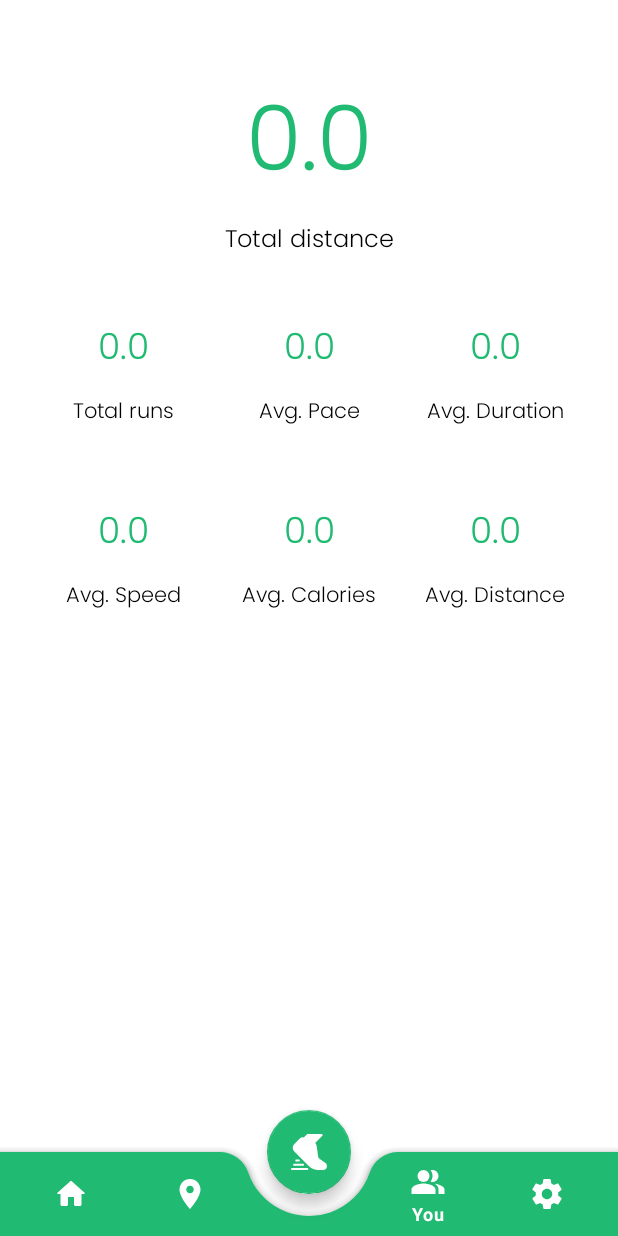
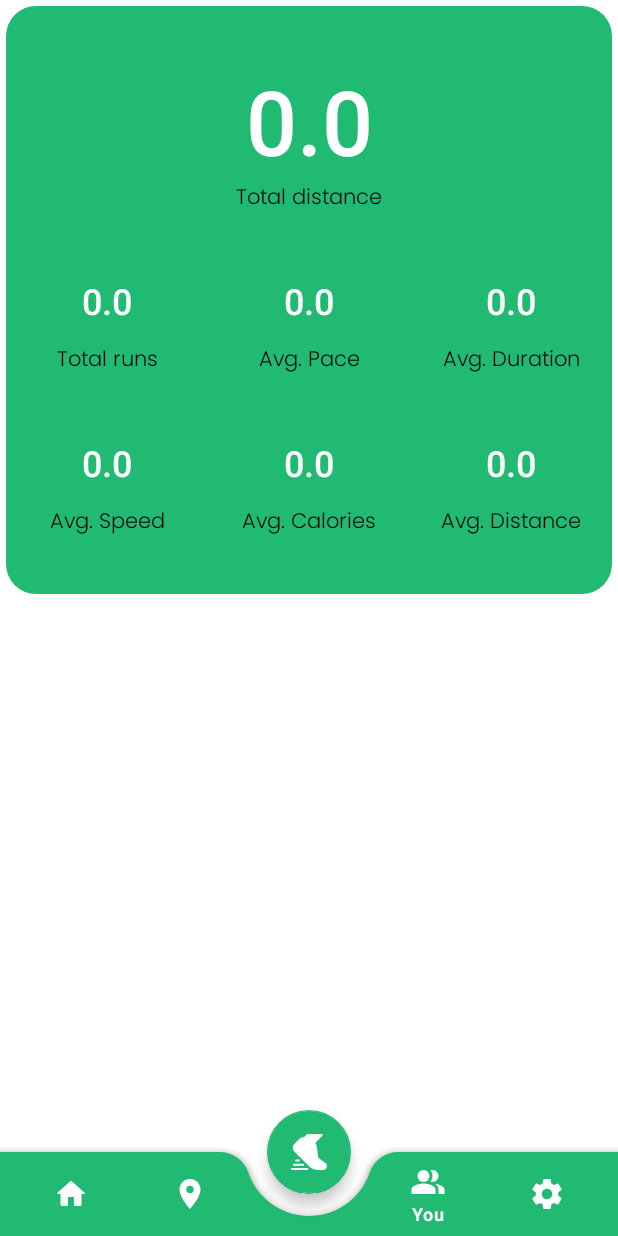
Before and after one commit to OlegRyabyshev/SberRunner, an Android app: the fragment SettingsFragment placed in its activity, item 4 of the bottom bar chosen, on a phone screen of 412 x 824 dp. Run offline under Robolectric (Android 15) with nearby library versions, the phone set to English and light mode, and no system bars; our stand-ins replace Firebase (no records; nobody signed in at launch, a user with empty details on screens opened directly), RxJava, androidx.preference.

Commit message:
adj view sizes to match nav bar/dimes size

```diff
--- a/app/build.gradle
+++ b/app/build.gradle
@@ -7,7 +7,7 @@ plugins {
 }
 
 android {
-    compileSdkVersion 30
+    compileSdkVersion 31
     buildToolsVersion "30.0.3"
 
     buildFeatures {
@@ -17,7 +17,7 @@ android {
     defaultConfig {
         applicationId "xyz.fcr.sberrunner"
         minSdkVersion 21
-        targetSdkVersion 30
+        targetSdkVersion 31
         versionCode 1
         versionName "1.0"
 
--- /dev/null
+++ b/app/src/main/java/xyz/fcr/sberrunner/viewmodels/main_viewmodels/MapViewModel.kt
@@ -0,0 +1,4 @@
+package xyz.fcr.sberrunner.viewmodels.main_viewmodels
+
+class MapViewModel {
+}
--- a/app/src/main/res/layout/activity_main.xml
+++ b/app/src/main/res/layout/activity_main.xml
@@ -11,7 +11,7 @@
     <androidx.fragment.app.FragmentContainerView
         android:id="@+id/settings_container"
         android:layout_width="match_parent"
-        android:layout_height="match_parent"/>
+        android:layout_height="match_parent" />
 
     <com.google.android.material.bottomappbar.BottomAppBar
         android:id="@+id/bottomAppBar"
@@ -27,9 +27,9 @@
             android:id="@+id/bottomNavigationView"
             android:layout_width="match_parent"
             android:layout_height="match_parent"
+            android:background="@android:color/transparent"
             android:paddingStart="8dp"
             android:paddingEnd="8dp"
-            android:background="@android:color/transparent"
             app:elevation="0dp"
             app:itemIconTint="@color/white"
             app:itemTextColor="@color/white"
--- a/app/src/main/res/layout/fragment_map.xml
+++ b/app/src/main/res/layout/fragment_map.xml
@@ -11,12 +11,13 @@
         android:id="@+id/fab_find_me"
         android:layout_width="wrap_content"
         android:layout_height="wrap_content"
+        android:layout_marginEnd="@dimen/margin_fab_end"
         android:layout_marginBottom="@dimen/margin_fab_bottom"
-        android:layout_marginEnd="@dimen/margin_fab_end"
         android:contentDescription="@string/show_current_location"
         android:src="@drawable/ic_my_location"
         app:layout_constraintBottom_toBottomOf="parent"
-        app:layout_constraintEnd_toEndOf="parent" />
+        app:layout_constraintEnd_toEndOf="parent"
+        app:tint="@android:color/white" />
 
     <androidx.fragment.app.FragmentContainerView
         android:id="@+id/map"
--- a/app/src/main/res/layout/fragment_run.xml
+++ b/app/src/main/res/layout/fragment_run.xml
@@ -145,7 +145,7 @@
         android:layout_height="wrap_content"
         android:layout_marginEnd="@dimen/margin_fab_end"
         android:layout_marginBottom="@dimen/margin_fab_bottom"
-        android:gravity=""
+        android:gravity="center"
         android:text="@string/start"
         android:textColor="@color/white"
         app:icon="@drawable/ic_start_button"
@@ -159,7 +159,7 @@
         android:layout_height="wrap_content"
         android:layout_margin="@dimen/margin_medium"
         android:backgroundTint="@color/red"
-        android:gravity=""
+        android:gravity="center"
         android:text="@string/finish"
         android:textColor="@color/white"
         android:visibility="visible"
--- a/app/src/main/res/layout/fragment_you.xml
+++ b/app/src/main/res/layout/fragment_you.xml
@@ -1,14 +1,20 @@
 <?xml version="1.0" encoding="utf-8"?>
-<ScrollView xmlns:android="http://schemas.android.com/apk/res/android"
+<androidx.core.widget.NestedScrollView xmlns:android="http://schemas.android.com/apk/res/android"
     xmlns:app="http://schemas.android.com/apk/res-auto"
     xmlns:tools="http://schemas.android.com/tools"
     android:layout_width="match_parent"
     android:layout_height="match_parent"
+    android:layout_marginBottom="@dimen/margin_bar_and_fab"
     android:background="@color/white"
     tools:context=".view.fragments.main_fragments.YouFragment">
 
     <androidx.constraintlayout.widget.ConstraintLayout
         android:layout_width="match_parent"
+        android:background="@drawable/round_corners"
+        android:backgroundTint="@color/main_green"
+        android:paddingTop = "@dimen/padding_giant"
+        android:paddingBottom="@dimen/padding_giant"
+        android:layout_margin="@dimen/margin_tiny"
         android:layout_height="wrap_content">
 
 
@@ -16,10 +22,9 @@
             android:id="@+id/total_distance_number"
             android:layout_width="wrap_content"
             android:layout_height="wrap_content"
-            android:layout_marginTop="50dp"
-            android:fontFamily="@font/poppins_light"
+            android:fontFamily="sans-serif-medium"
             android:text="@string/zero"
-            android:textColor="@color/main_green"
+            android:textColor="@color/white"
             android:textSize="60sp"
             app:layout_constraintEnd_toEndOf="parent"
             app:layout_constraintStart_toStartOf="parent"
@@ -30,10 +35,8 @@
             android:id="@+id/total_distance_text"
             android:layout_width="wrap_content"
             android:layout_height="wrap_content"
-            android:fontFamily="@font/poppins_light"
             android:text="@string/total_distance"
-            android:textColor="@color/black"
-            android:textSize="16sp"
+            style="@style/Theme.SberRunner.Table.Texts"
             app:layout_constraintEnd_toEndOf="parent"
             app:layout_constraintStart_toStartOf="parent"
             app:layout_constraintTop_toBottomOf="@+id/total_distance_number" />
@@ -43,10 +46,8 @@
             android:id="@+id/table_first"
             android:layout_width="match_parent"
             android:layout_height="wrap_content"
-            android:layout_marginStart="20dp"
-            android:layout_marginTop="40dp"
-            android:layout_marginEnd="20dp"
-            android:elevation="4dp"
+            android:layout_marginTop="@dimen/margin_big"
+            android:elevation="@dimen/elevation"
             app:layout_constraintEnd_toEndOf="parent"
             app:layout_constraintStart_toStartOf="parent"
             app:layout_constraintTop_toBottomOf="@id/total_distance_text">
@@ -69,13 +70,13 @@
                 <TextView
                     android:id="@+id/total_avg_duration"
                     style="@style/Theme.SberRunner.Table.Numbers"
-                    android:text="@string/zero"/>
+                    android:text="@string/zero" />
             </TableRow>
 
             <TableRow
                 android:layout_width="match_parent"
                 android:layout_height="wrap_content"
-                android:layout_marginTop="10dp"
+                android:layout_marginTop="@dimen/margin_small"
                 android:layout_weight="1">
 
                 <TextView
@@ -101,10 +102,8 @@
             android:id="@+id/table_second"
             android:layout_width="match_parent"
             android:layout_height="wrap_content"
-            android:layout_marginStart="20dp"
-            android:layout_marginTop="50dp"
-            android:layout_marginEnd="20dp"
-            android:elevation="4dp"
+            android:layout_marginTop="@dimen/margin_big"
+            android:elevation="@dimen/elevation"
             app:layout_constraintEnd_toEndOf="parent"
             app:layout_constraintStart_toStartOf="parent"
             app:layout_constraintTop_toBottomOf="@id/table_first">
@@ -133,7 +132,7 @@
             <TableRow
                 android:layout_width="match_parent"
                 android:layout_height="wrap_content"
-                android:layout_marginTop="10dp"
+                android:layout_marginTop="@dimen/margin_small"
                 android:layout_weight="1">
 
                 <TextView
@@ -157,4 +156,4 @@
 
     </androidx.constraintlayout.widget.ConstraintLayout>
 
-</ScrollView>
+</androidx.core.widget.NestedScrollView>
--- a/app/src/main/res/layout/run_item.xml
+++ b/app/src/main/res/layout/run_item.xml
@@ -4,7 +4,7 @@
     xmlns:tools="http://schemas.android.com/tools"
     android:layout_width="match_parent"
     android:layout_height="wrap_content"
-    android:layout_margin="@dimen/margin_small"
+    android:layout_margin="@dimen/margin_tiny"
     android:backgroundTint="@color/main_green"
     android:elevation="@dimen/elevation"
     app:cardCornerRadius="@dimen/corner_radius">
--- a/app/src/main/res/values/dimens.xml
+++ b/app/src/main/res/values/dimens.xml
@@ -3,14 +3,17 @@
     <dimen name="padding_small">4dp</dimen>
     <dimen name="padding_medium">8dp</dimen>
     <dimen name="padding_big">16dp</dimen>
+    <dimen name="padding_giant">36dp</dimen>
 
     <dimen name="elevation">4dp</dimen>
-    <dimen name="corner_radius">10dp</dimen>
+    <dimen name="corner_radius">12dp</dimen>
 
-    <dimen name="margin_small">5dp</dimen>
+    <dimen name="margin_tiny">4dp</dimen>
+    <dimen name="margin_small">12dp</dimen>
     <dimen name="margin_medium">20dp</dimen>
     <dimen name="margin_big">40dp</dimen>
 
+    <dimen name="margin_bar">58dp</dimen>
     <dimen name="margin_bar_and_fab">100dp</dimen>
 
     <dimen name="margin_fab_end">16dp</dimen>
--- a/app/src/main/res/values/themes.xml
+++ b/app/src/main/res/values/themes.xml
@@ -40,9 +40,9 @@
     <style name="Theme.SberRunner.Table.Numbers" parent="">
         <item name="android:layout_width">0dp</item>
         <item name="android:layout_weight">1</item>
-        <item name="android:fontFamily">@font/poppins_light</item>
+        <item name="android:fontFamily">sans-serif-medium</item>
         <item name="android:gravity">center</item>
-        <item name="android:textColor">@color/main_green</item>
+        <item name="android:textColor">@color/white</item>
         <item name="android:textSize">24sp</item>
     </style>
 
--- a/app/src/main/res/xml/settings_preference.xml
+++ b/app/src/main/res/xml/settings_preference.xml
@@ -11,13 +11,13 @@
 
         <EditTextPreference
             android:icon="@drawable/ic_account"
-            android:key="name"
+            android:key="name_key"
             android:title="Change name"
             android:summary="Tap to change displayed name"/>
 
         <EditTextPreference
             android:icon="@drawable/ic_weight"
-            android:key="weight"
+            android:key="weight_key"
             android:title="Adjust weight"
             android:summary="Tap to adjust your weight"/>
 
@@ -29,15 +29,17 @@
 
         <ListPreference
             android:icon="@drawable/ic_theme"
-            android:key="theme"
+            android:defaultValue="@string/theme_default_entries"
+            android:key="theme_key"
             android:entries="@array/Themes.entries"
             android:entryValues="@array/Themes.entryValues"
             android:summary="Change theme of SberRunner"
             android:title="Theme" />
 
         <ListPreference
+            android:defaultValue="@string/unit_metric_entry_value"
             android:icon="@drawable/ic_units"
-            android:key="units"
+            android:key="units_key"
             android:entries="@array/Units.entries"
             android:entryValues="@array/Units.entryValues"
             android:summary="Tap to switch to metric/imperial units"
@@ -46,7 +48,7 @@
         <androidx.preference.SwitchPreference
             android:defaultValue="true"
             android:icon="@drawable/ic_voice"
-            android:key="voice_enabled"
+            android:key="voice_enabled_key"
             android:title="Voice assistant" />
 
     </PreferenceCategory>
```
Also changed, not shown: app/src/main/AndroidManifest.xml (+6 -3 lines), app/src/main/java/xyz/fcr/sberrunner/view/activities/MainActivity.kt (+12 -2 lines), app/src/main/java/xyz/fcr/sberrunner/viewmodels/main_viewmodels/SharedSettingsViewModel.kt (+5 -13 lines), app/src/main/res/layout/fragment_settings.xml (+6 -1 lines).
